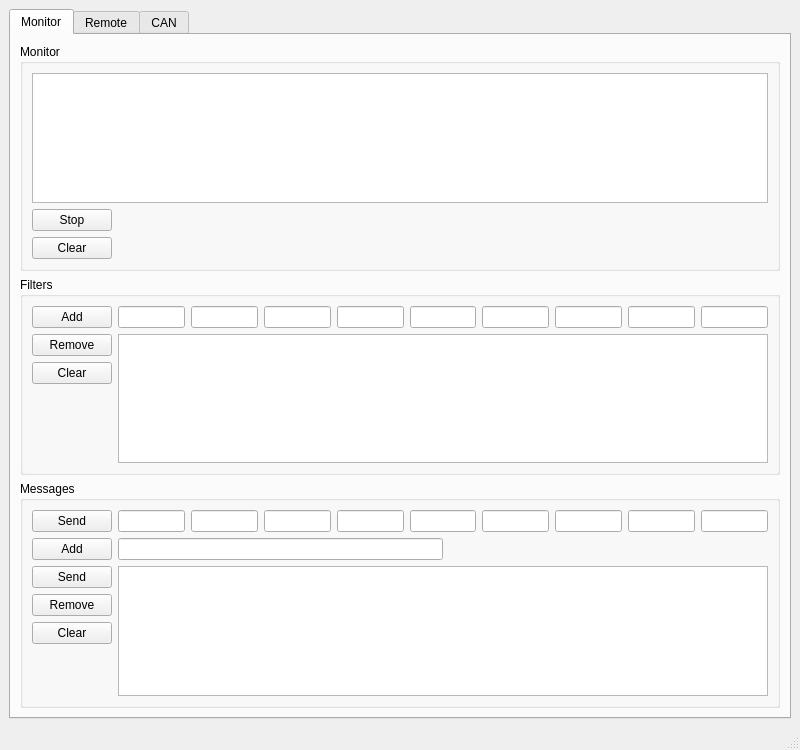
Above: ui/main_window.ui from mhegyi92/rpi-can-monitor before the change. Below: the same form after it.
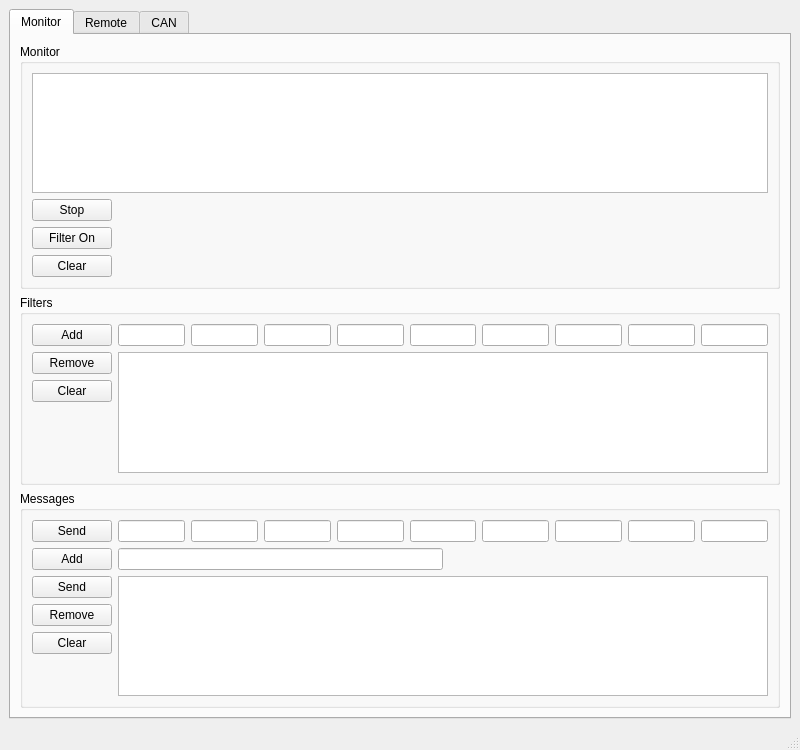
That is the form after the change.

Commit message: Add filter toggle and autoscroll

Patch:
```diff
--- a/ui/main_window.ui
+++ b/ui/main_window.ui
@@ -41,6 +41,13 @@
              </property>
             </widget>
            </item>
+           <item alignment="Qt::AlignLeft">
+            <widget class="QPushButton" name="buttonMonitorFilterToggle">
+             <property name="text">
+              <string>Filter On</string>
+             </property>
+            </widget>
+           </item>
            <item alignment="Qt::AlignLeft">
             <widget class="QPushButton" name="buttonMonitorClear">
              <property name="text">
```
The commit also changes 1 other file.
